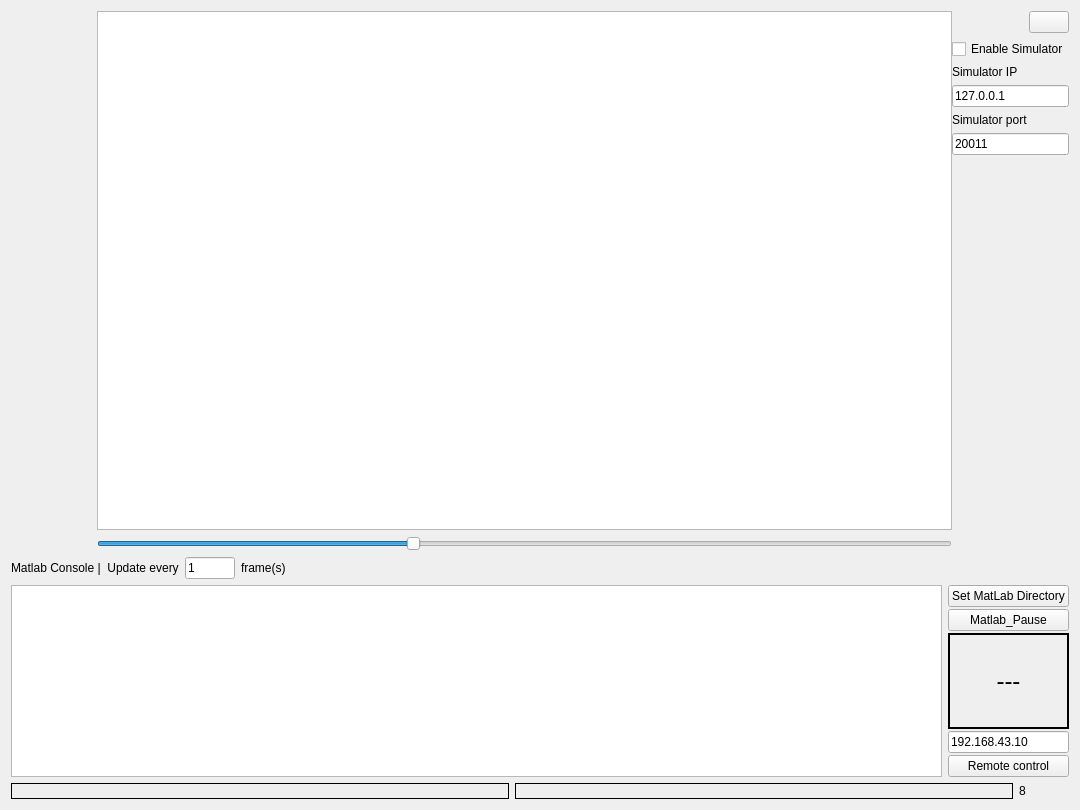
Qt form LARCmaCS/larcmacs.ui (petr-konovalov/LARCmaCS) before a commit.
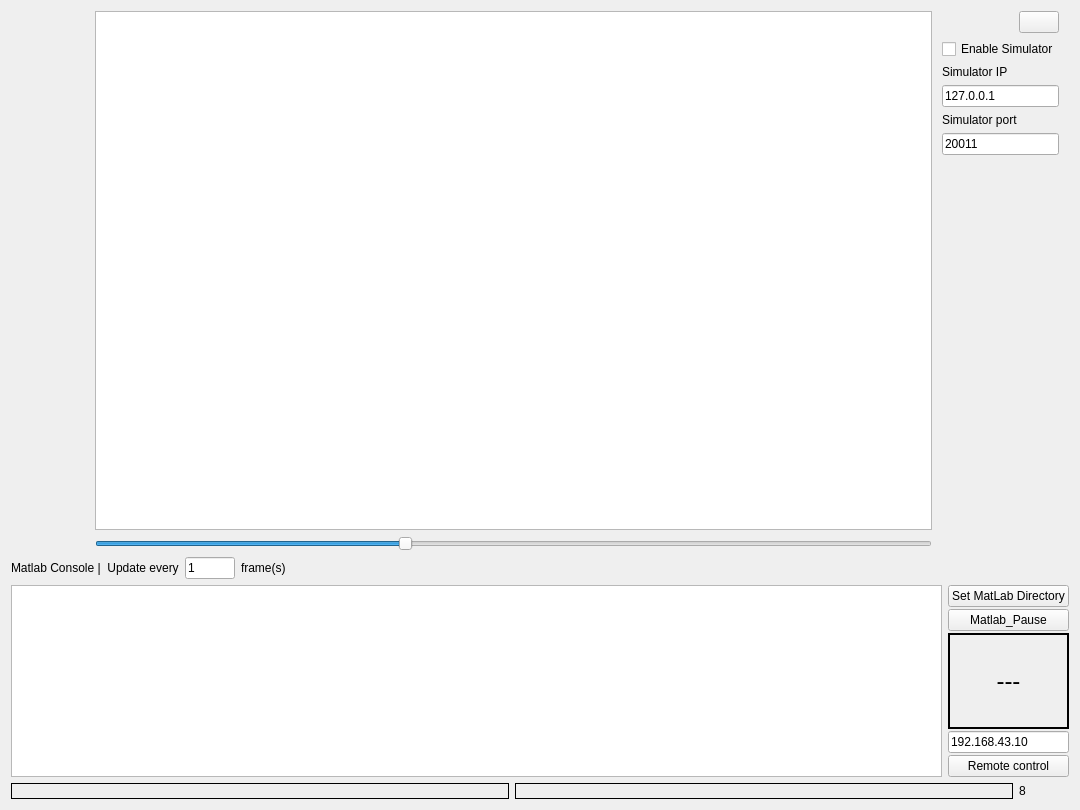
The same form after that commit. Icons and pictures are not drawn.

Commit message: IP dialog was removed

The edit to the form file:
```diff
--- a/LARCmaCS/larcmacs.ui
+++ b/LARCmaCS/larcmacs.ui
@@ -73,7 +73,10 @@
      <item>
       <layout class="QVBoxLayout" name="verticalLayout_2" stretch="0,0,0,0,0,0,1">
        <property name="leftMargin">
-        <number>0</number>
+        <number>10</number>
+       </property>
+       <property name="rightMargin">
+        <number>10</number>
        </property>
        <item>
         <layout class="QHBoxLayout" name="horizontalLayout_2" stretch="0,0">
```
The commit also changes 6 other files.
